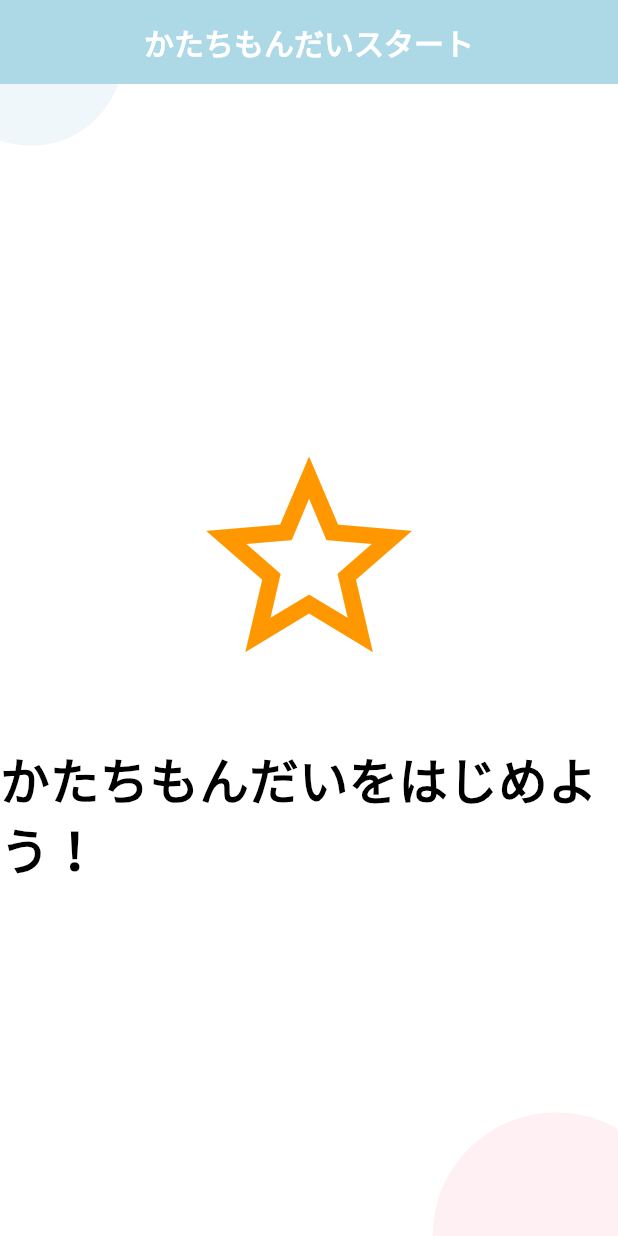
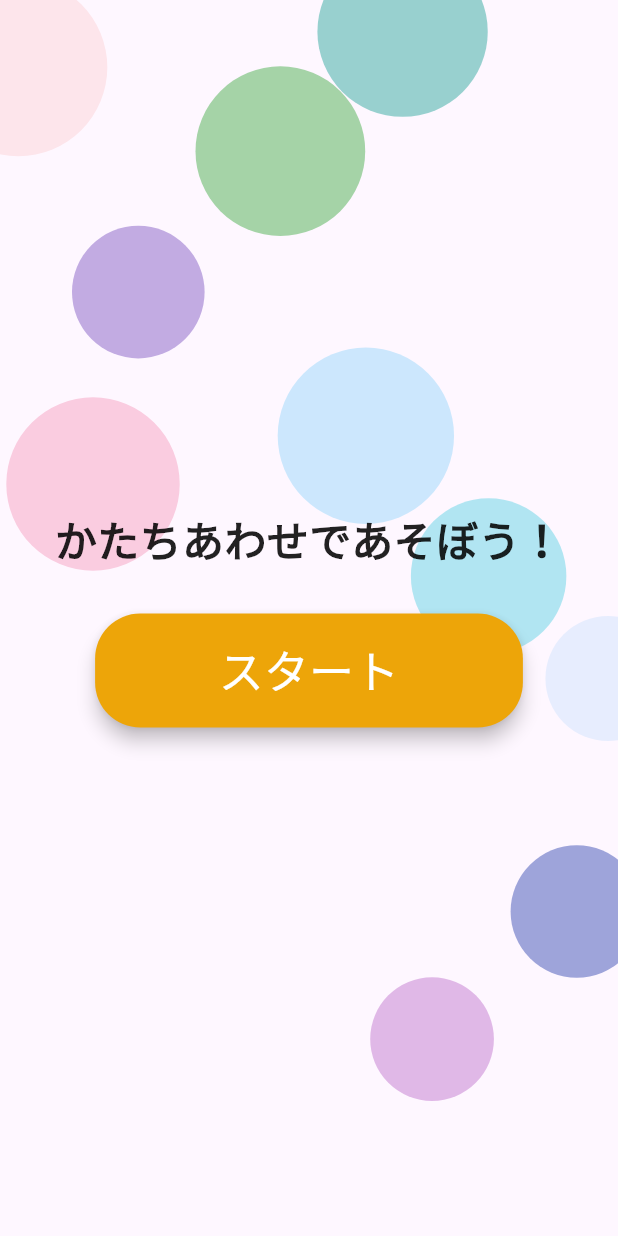
Before and after one commit to haseAyy/unodosu, a Flutter app: the ShapeStartScreen screen opened directly, on a phone screen of 412 x 824 dp. Run offline on Flutter 3.47's test engine with Material 3 defaults, Android fonts, the phone set to English and light mode, and no system bars; Roboto replaces fonts that are missing (Comic Sans MS).

Commit message:
スタート画面作成

```diff
--- a/adventer_app/lib/EducationModeScreen/Shape/ShapeEducationScreen.dart
+++ b/adventer_app/lib/EducationModeScreen/Shape/ShapeEducationScreen.dart
@@ -97,7 +97,7 @@ class ShapeEducationScreen extends StatelessWidget {
     return Scaffold(
       appBar: AppBar(
         automaticallyImplyLeading: false, // 戻るボタンを非表示にする
-        backgroundColor: const Color.fromARGB(141, 57, 154, 0),
+        backgroundColor: const Color.fromARGB(255, 255, 173, 51),
         elevation: 0,
         title: const Text(
           'かたちもんだい',
@@ -148,7 +148,7 @@ class ShapeEducationScreen extends StatelessWidget {
                 _showQuitDialog(context); // ダイアログを表示
               },
               style: TextButton.styleFrom(
-                backgroundColor: const Color.fromARGB(141, 57, 154, 0),
+                backgroundColor: const Color.fromARGB(255, 255, 173, 51),
                 shape: RoundedRectangleBorder(
                   borderRadius: BorderRadius.circular(20), // 角丸
                 ),
--- a/adventer_app/lib/EducationModeScreen/Shape/ShapeStartScreen.dart
+++ b/adventer_app/lib/EducationModeScreen/Shape/ShapeStartScreen.dart
@@ -1,95 +1,94 @@
 import 'package:flutter/material.dart';
-import 'ShapeEducationScreen.dart'; // 形問題出題画面
+import 'dart:math';
+import 'ShapeEducationScreen.dart';
 
-// 形問題スタート画面
-class ShapeStartScreen extends StatelessWidget {
+class ShapeStartScreen extends StatefulWidget {
   const ShapeStartScreen({super.key});
+
+  @override
+  _ShapeStartScreenState createState() => _ShapeStartScreenState();
+}
+
+class _ShapeStartScreenState extends State<ShapeStartScreen>
+    with SingleTickerProviderStateMixin {
+  late AnimationController _controller;
+
+  @override
+  void initState() {
+    super.initState();
+    _controller = AnimationController(
+      vsync: this,
+      duration: const Duration(seconds: 20), // アニメーションの速度を遅く設定
+    )..repeat();
+  }
+
+  @override
+  void dispose() {
+    _controller.dispose();
+    super.dispose();
+  }
 
   @override
   Widget build(BuildContext context) {
     final screenSize = MediaQuery.of(context).size;
-
-    // 確認: screenSize.height は double 型であるはず
-    double iconSize = 0.2 * screenSize.height;
-    double fontSize = 0.04 * screenSize.height;
-
-    // iconSize と fontSize が正常な double 値か確認
-    print("Icon Size: $iconSize");
-    print("Font Size: $fontSize");
+    final screenWidth = screenSize.width;
+    final screenHeight = screenSize.height;
 
     return Scaffold(
-      appBar: AppBar(
-        automaticallyImplyLeading: false, // 戻るボタンを非表示
-        backgroundColor: const Color.fromARGB(255, 173, 216, 230), // 淡い水色
-        elevation: 0,
-        title: const Text(
-          'かたちもんだいスタート',
-          style: TextStyle(
-            color: Colors.white,
-            fontSize: 20,
-            fontWeight: FontWeight.bold,
-            fontFamily: 'Comic Sans MS',
+      body: Stack(
+        children: [
+          // 背景アニメーション
+          Positioned.fill(
+            child: AnimatedBuilder(
+              animation: _controller,
+              builder: (context, child) {
+                return CustomPaint(
+                  painter: ShapeBackgroundPainter(_controller.value),
+                );
+              },
             ),
           ),
-        centerTitle: true,
-      ),
-      backgroundColor: Colors.white, // 背景を白に統一
-      body: GestureDetector(
-        onTap: () {
-          // タップしたら形問題出題画面に遷移
-          Navigator.pushReplacement(
-            context,
-            MaterialPageRoute(
-              builder: (context) => const ShapeEducationScreen(), // 形問題出題画面に遷移
-            ),
-          );
-        },
-        child: Stack(
-          children: [
-            // 上部のソフトな装飾
-            Positioned(
-              top: -0.1 * screenSize.height,
-              left: -0.1 * screenSize.width,
-              child: Container(
-                width: 0.3 * screenSize.width,
-                height: 0.3 * screenSize.width,
-                decoration: const BoxDecoration(
-                  color: Color.fromARGB(50, 173, 216, 230), // 薄い水色
-                  shape: BoxShape.circle,
-                ),
-              ),
-            ),
-            // 下部のソフトな装飾
-            Positioned(
-              bottom: -0.1 * screenSize.height,
-              right: -0.1 * screenSize.width,
-              child: Container(
-                width: 0.4 * screenSize.width,
-                height: 0.4 * screenSize.width,
-                decoration: const BoxDecoration(
-                  color: Color.fromARGB(50, 255, 182, 193), // 薄いピンク
-                  shape: BoxShape.circle,
-                ),
-              ),
-            ),
-            // 中央のコンテンツ
+          // タイトルとスタートボタン
           Center(
             child: Column(
               mainAxisAlignment: MainAxisAlignment.center,
               children: [
-                  Icon(
-                    Icons.star_border,
-                    size: iconSize, // ここで iconSize を直接使用
-                    color: Colors.orange,
+                const Text(
+                  'かたちあわせであそぼう！',
+                  style: TextStyle(
+                    fontSize: 28,
+                    fontWeight: FontWeight.bold,
+                    color: Colors.black87,
                   ),
-                  SizedBox(height: 0.05 * screenSize.height), // 高さに基づいて余白を調整
-                  Text(
-                    'かたちもんだいをはじめよう！',
+                  textAlign: TextAlign.center,
+                ),
+                const SizedBox(height: 30),
+                ElevatedButton(
+                  onPressed: () {
+                  Navigator.pushReplacement(
+                    context,
+                    MaterialPageRoute(
+                      builder: (context) => const ShapeEducationScreen(),
+                    ),
+                  );
+                },
+                  style: ElevatedButton.styleFrom(
+                    padding: EdgeInsets.symmetric(
+                      horizontal: screenWidth * 0.2,
+                      vertical: screenHeight * 0.02,
+                    ),
+                    backgroundColor: const Color.fromARGB(255, 237, 165, 9),
+                    shape: RoundedRectangleBorder(
+                      borderRadius: BorderRadius.circular(30),
+                    ),
+                    elevation: 5,
+                  ),
+                  child: const Text(
+                    'スタート',
                     style: TextStyle(
-                      fontSize: fontSize, // 画面高さに基づいてフォントサイズを調整
-                      fontWeight: FontWeight.bold,
-                      color: Colors.black,
-                      fontFamily: 'Comic Sans MS',
+                      fontSize: 30,
+                      color: Colors.white,
+                    ),
                   ),
                 ),
               ],
@@ -97,7 +96,37 @@ class ShapeStartScreen extends StatelessWidget {
           ),
         ],
       ),
-      ),
     );
   }
 }
+
+class ShapeBackgroundPainter extends CustomPainter {
+  final double progress;
+
+  ShapeBackgroundPainter(this.progress);
+
+  @override
+  void paint(Canvas canvas, Size size) {
+    final Paint paint = Paint()
+      ..style = PaintingStyle.fill;
+
+    final random = Random(12345); // 固定のシード値でランダム性を維持
+    final numShapes = 10;
+
+    for (int i = 0; i < numShapes; i++) {
+      paint.color = Colors.primaries[i % Colors.primaries.length]
+          .withOpacity(0.1 + (i % 5) * 0.1);
+
+      final dx = (size.width * random.nextDouble() + progress * size.width) % size.width;
+      final dy = (size.height * random.nextDouble() + progress * size.height) % size.height;
+      final radius = size.width * (0.1 + 0.05 * random.nextDouble());
+
+      canvas.drawCircle(Offset(dx, dy), radius, paint);
+    }
+  }
+
+  @override
+  bool shouldRepaint(covariant CustomPainter oldDelegate) {
+    return true; // アニメーションに応じて再描画
+  }
+}
```
Also changed, not shown: adventer_app/lib/EducationModeScreen/Color/ColorEducationScreen.dart (+20 -5 lines), adventer_app/lib/EducationModeScreen/Color/ColorStartScreen.dart (+37 -116 lines). Lines whose indentation alone changed are shown as unchanged.
